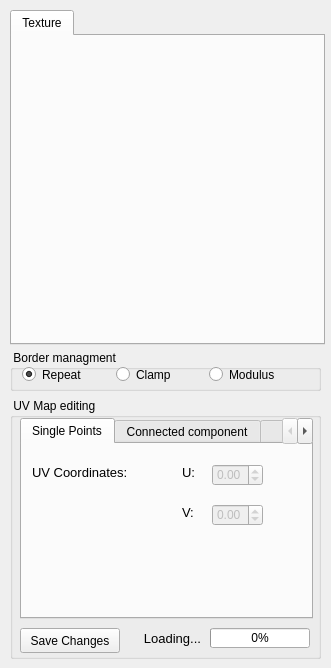
Above: src/fgt/edit_texture/textureeditor.ui from cnr-isti-vclab/meshlab before the change. Below: the same form after it.
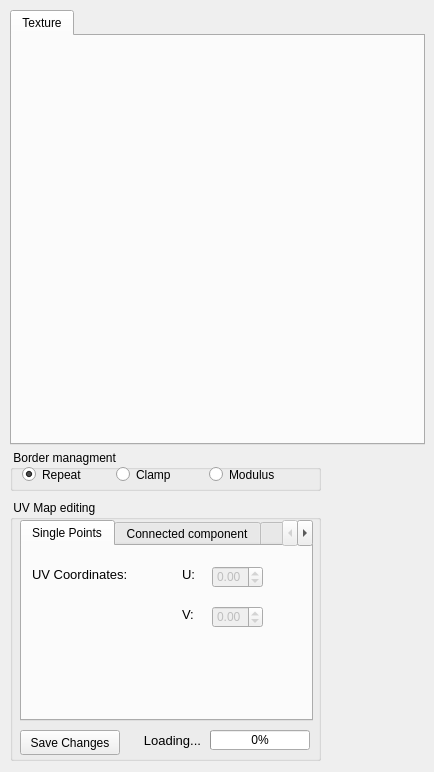
That is the form after the change.

```diff
--- a/src/fgt/edit_texture/textureeditor.ui
+++ b/src/fgt/edit_texture/textureeditor.ui
@@ -5,8 +5,8 @@
    <rect>
     <x>0</x>
     <y>0</y>
-    <width>331</width>
-    <height>668</height>
+    <width>434</width>
+    <height>772</height>
    </rect>
   </property>
   <property name="minimumSize" >
@@ -18,11 +18,29 @@
   <property name="windowTitle" >
    <string>TextureEditor</string>
   </property>
+  <widget class="QTabWidget" name="tabWidget" >
+   <property name="geometry" >
+    <rect>
+     <x>10</x>
+     <y>10</y>
+     <width>415</width>
+     <height>435</height>
+    </rect>
+   </property>
+   <property name="currentIndex" >
+    <number>0</number>
+   </property>
+   <widget class="QWidget" name="tab" >
+    <attribute name="title" >
+     <string>Texture</string>
+    </attribute>
+   </widget>
+  </widget>
   <widget class="QGroupBox" name="groupBox" >
    <property name="geometry" >
     <rect>
      <x>10</x>
-     <y>350</y>
+     <y>450</y>
      <width>311</width>
      <height>41</height>
     </rect>
@@ -77,7 +95,7 @@
    <property name="geometry" >
     <rect>
      <x>10</x>
-     <y>398</y>
+     <y>500</y>
      <width>311</width>
      <height>261</height>
     </rect>
@@ -696,24 +714,6 @@
     </widget>
    </widget>
   </widget>
-  <widget class="QTabWidget" name="tabWidget" >
-   <property name="geometry" >
-    <rect>
-     <x>10</x>
-     <y>10</y>
-     <width>315</width>
-     <height>335</height>
-    </rect>
-   </property>
-   <property name="currentIndex" >
-    <number>0</number>
-   </property>
-   <widget class="QWidget" name="tab" >
-    <attribute name="title" >
-     <string>Texture</string>
-    </attribute>
-   </widget>
-  </widget>
  </widget>
  <layoutdefault spacing="6" margin="11" />
  <resources/>
```
Left out of the diff: 32 changed lines with no effect on the pictures.
